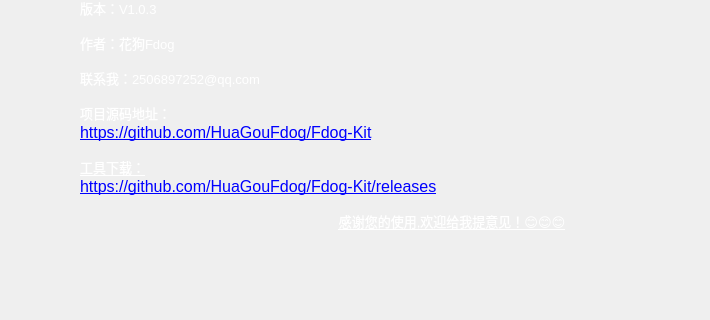
Qt form source/settingwidget.ui (HuaGouFdog/Fdog-Kit) before a commit; both pictures show x 204 to 914 and y 149 to 469 of the 1092 by 668 pixel window.
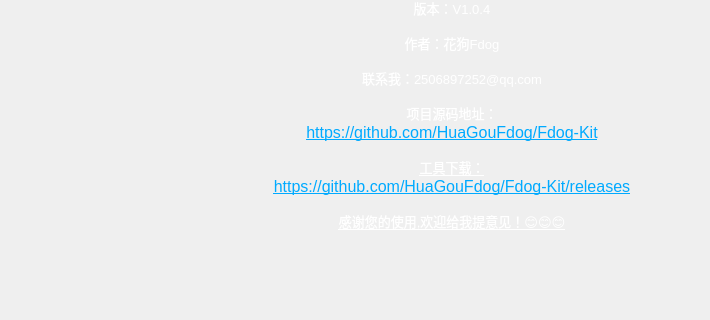
The same form after that commit. The open tabs and pages were chosen to show the change. Icons and pictures are not drawn.

Diff of the .ui file:
```diff
--- a/source/settingwidget.ui
+++ b/source/settingwidget.ui
@@ -9047,19 +9047,19 @@
 &lt;p align=&quot;center&quot; style=&quot; margin-top:0px; margin-bottom:0px; margin-left:0px; margin-right:0px; -qt-block-indent:0; text-indent:0px;&quot;&gt;&lt;span style=&quot; font-family:'OPPOSans B'; font-weight:600;&quot;&gt;关于Fdog-Kit&lt;/span&gt;&lt;/p&gt;
 &lt;p align=&quot;center&quot; style=&quot;-qt-paragraph-type:empty; margin-top:0px; margin-bottom:0px; margin-left:0px; margin-right:0px; -qt-block-indent:0; text-indent:0px; font-family:'OPPOSans B'; font-weight:600;&quot;&gt;&lt;br /&gt;&lt;/p&gt;
 &lt;p style=&quot;-qt-paragraph-type:empty; margin-top:0px; margin-bottom:0px; margin-left:0px; margin-right:0px; -qt-block-indent:0; text-indent:0px; font-family:'OPPOSans B'; font-size:10pt;&quot;&gt;&lt;br /&gt;&lt;/p&gt;
-&lt;p style=&quot; margin-top:0px; margin-bottom:0px; margin-left:0px; margin-right:0px; -qt-block-indent:0; text-indent:0px;&quot;&gt;&lt;span style=&quot; font-family:'OPPOSans B'; font-size:10pt;&quot;&gt;基于Qt5.10.0（MSVC2015，64位）构建&lt;/span&gt;&lt;/p&gt;
-&lt;p style=&quot;-qt-paragraph-type:empty; margin-top:0px; margin-bottom:0px; margin-left:0px; margin-right:0px; -qt-block-indent:0; text-indent:0px; font-family:'OPPOSans B'; font-size:10pt;&quot;&gt;&lt;br /&gt;&lt;/p&gt;
-&lt;p style=&quot; margin-top:0px; margin-bottom:0px; margin-left:0px; margin-right:0px; -qt-block-indent:0; text-indent:0px;&quot;&gt;&lt;span style=&quot; font-family:'OPPOSans B'; font-size:10pt;&quot;&gt;版本：V1.0.3&lt;/span&gt;&lt;/p&gt;
-&lt;p style=&quot;-qt-paragraph-type:empty; margin-top:0px; margin-bottom:0px; margin-left:0px; margin-right:0px; -qt-block-indent:0; text-indent:0px; font-family:'OPPOSans B'; font-size:10pt;&quot;&gt;&lt;br /&gt;&lt;/p&gt;
-&lt;p style=&quot; margin-top:0px; margin-bottom:0px; margin-left:0px; margin-right:0px; -qt-block-indent:0; text-indent:0px;&quot;&gt;&lt;span style=&quot; font-family:'OPPOSans B'; font-size:10pt;&quot;&gt;作者：花狗Fdog&lt;/span&gt;&lt;/p&gt;
-&lt;p style=&quot;-qt-paragraph-type:empty; margin-top:0px; margin-bottom:0px; margin-left:0px; margin-right:0px; -qt-block-indent:0; text-indent:0px; font-family:'OPPOSans B'; font-size:10pt;&quot;&gt;&lt;br /&gt;&lt;/p&gt;
-&lt;p style=&quot; margin-top:0px; margin-bottom:0px; margin-left:0px; margin-right:0px; -qt-block-indent:0; text-indent:0px;&quot;&gt;&lt;span style=&quot; font-family:'OPPOSans B'; font-size:10pt;&quot;&gt;联系我：2506897252@qq.com&lt;/span&gt;&lt;/p&gt;
-&lt;p style=&quot;-qt-paragraph-type:empty; margin-top:0px; margin-bottom:0px; margin-left:0px; margin-right:0px; -qt-block-indent:0; text-indent:0px; font-family:'OPPOSans B'; font-size:10pt;&quot;&gt;&lt;br /&gt;&lt;/p&gt;
-&lt;p style=&quot; margin-top:0px; margin-bottom:0px; margin-left:0px; margin-right:0px; -qt-block-indent:0; text-indent:0px;&quot;&gt;&lt;span style=&quot; font-family:'OPPOSans B'; font-size:10pt;&quot;&gt;项目源码地址：&lt;/span&gt;&lt;/p&gt;
-&lt;p style=&quot; margin-top:0px; margin-bottom:0px; margin-left:0px; margin-right:0px; -qt-block-indent:0; text-indent:0px;&quot;&gt;&lt;a href=&quot;https://github.com/HuaGouFdog/Fdog-Kit&quot;&gt;&lt;span style=&quot; text-decoration: underline; color:#0000ff;&quot;&gt;https://github.com/HuaGouFdog/Fdog-Kit&lt;/span&gt;&lt;/a&gt;&lt;/p&gt;
-&lt;p style=&quot;-qt-paragraph-type:empty; margin-top:0px; margin-bottom:0px; margin-left:0px; margin-right:0px; -qt-block-indent:0; text-indent:0px; font-family:'OPPOSans B'; font-size:10pt; text-decoration: underline; color:#2f7fff;&quot;&gt;&lt;br /&gt;&lt;/p&gt;
-&lt;p style=&quot; margin-top:0px; margin-bottom:0px; margin-left:0px; margin-right:0px; -qt-block-indent:0; text-indent:0px;&quot;&gt;&lt;a href=&quot;https://github.com/HuaGouFdog/Fdog-Kit&quot;&gt;&lt;span style=&quot; font-family:'OPPOSans B'; font-size:10pt; text-decoration: underline; color:#ffffff;&quot;&gt;工具下载：&lt;/span&gt;&lt;/a&gt;&lt;/p&gt;
-&lt;p style=&quot; margin-top:0px; margin-bottom:0px; margin-left:0px; margin-right:0px; -qt-block-indent:0; text-indent:0px;&quot;&gt;&lt;a href=&quot;https://github.com/HuaGouFdog/Fdog-Kit/releases&quot;&gt;&lt;span style=&quot; text-decoration: underline; color:#0000ff;&quot;&gt;https://github.com/HuaGouFdog/Fdog-Kit/releases&lt;/span&gt;&lt;/a&gt;&lt;/p&gt;
+&lt;p align=&quot;center&quot; style=&quot; margin-top:0px; margin-bottom:0px; margin-left:0px; margin-right:0px; -qt-block-indent:0; text-indent:0px;&quot;&gt;&lt;span style=&quot; font-family:'OPPOSans B'; font-size:10pt;&quot;&gt;基于Qt5.10.0（MSVC2015，64位）构建&lt;/span&gt;&lt;/p&gt;
+&lt;p align=&quot;center&quot; style=&quot;-qt-paragraph-type:empty; margin-top:0px; margin-bottom:0px; margin-left:0px; margin-right:0px; -qt-block-indent:0; text-indent:0px; font-family:'OPPOSans B'; font-size:10pt;&quot;&gt;&lt;br /&gt;&lt;/p&gt;
+&lt;p align=&quot;center&quot; style=&quot; margin-top:0px; margin-bottom:0px; margin-left:0px; margin-right:0px; -qt-block-indent:0; text-indent:0px;&quot;&gt;&lt;span style=&quot; font-family:'OPPOSans B'; font-size:10pt;&quot;&gt;版本：V1.0.4&lt;/span&gt;&lt;/p&gt;
+&lt;p align=&quot;center&quot; style=&quot;-qt-paragraph-type:empty; margin-top:0px; margin-bottom:0px; margin-left:0px; margin-right:0px; -qt-block-indent:0; text-indent:0px; font-family:'OPPOSans B'; font-size:10pt;&quot;&gt;&lt;br /&gt;&lt;/p&gt;
+&lt;p align=&quot;center&quot; style=&quot; margin-top:0px; margin-bottom:0px; margin-left:0px; margin-right:0px; -qt-block-indent:0; text-indent:0px;&quot;&gt;&lt;span style=&quot; font-family:'OPPOSans B'; font-size:10pt;&quot;&gt;作者：花狗Fdog&lt;/span&gt;&lt;/p&gt;
+&lt;p align=&quot;center&quot; style=&quot;-qt-paragraph-type:empty; margin-top:0px; margin-bottom:0px; margin-left:0px; margin-right:0px; -qt-block-indent:0; text-indent:0px; font-family:'OPPOSans B'; font-size:10pt;&quot;&gt;&lt;br /&gt;&lt;/p&gt;
+&lt;p align=&quot;center&quot; style=&quot; margin-top:0px; margin-bottom:0px; margin-left:0px; margin-right:0px; -qt-block-indent:0; text-indent:0px;&quot;&gt;&lt;span style=&quot; font-family:'OPPOSans B'; font-size:10pt;&quot;&gt;联系我：2506897252@qq.com&lt;/span&gt;&lt;/p&gt;
+&lt;p align=&quot;center&quot; style=&quot;-qt-paragraph-type:empty; margin-top:0px; margin-bottom:0px; margin-left:0px; margin-right:0px; -qt-block-indent:0; text-indent:0px; font-family:'OPPOSans B'; font-size:10pt;&quot;&gt;&lt;br /&gt;&lt;/p&gt;
+&lt;p align=&quot;center&quot; style=&quot; margin-top:0px; margin-bottom:0px; margin-left:0px; margin-right:0px; -qt-block-indent:0; text-indent:0px;&quot;&gt;&lt;span style=&quot; font-family:'OPPOSans B'; font-size:10pt;&quot;&gt;项目源码地址：&lt;/span&gt;&lt;/p&gt;
+&lt;p align=&quot;center&quot; style=&quot; margin-top:0px; margin-bottom:0px; margin-left:0px; margin-right:0px; -qt-block-indent:0; text-indent:0px;&quot;&gt;&lt;a href=&quot;https://github.com/HuaGouFdog/Fdog-Kit&quot;&gt;&lt;span style=&quot; text-decoration: underline; color:#00aaff;&quot;&gt;https://github.com/HuaGouFdog/Fdog-Kit&lt;/span&gt;&lt;/a&gt;&lt;/p&gt;
+&lt;p align=&quot;center&quot; style=&quot;-qt-paragraph-type:empty; margin-top:0px; margin-bottom:0px; margin-left:0px; margin-right:0px; -qt-block-indent:0; text-indent:0px; font-family:'OPPOSans B'; font-size:10pt; text-decoration: underline; color:#2f7fff;&quot;&gt;&lt;br /&gt;&lt;/p&gt;
+&lt;p align=&quot;center&quot; style=&quot; margin-top:0px; margin-bottom:0px; margin-left:0px; margin-right:0px; -qt-block-indent:0; text-indent:0px;&quot;&gt;&lt;a href=&quot;https://github.com/HuaGouFdog/Fdog-Kit&quot;&gt;&lt;span style=&quot; font-family:'OPPOSans B'; font-size:10pt; text-decoration: underline; color:#ffffff;&quot;&gt;工具下载：&lt;/span&gt;&lt;/a&gt;&lt;/p&gt;
+&lt;p align=&quot;center&quot; style=&quot; margin-top:0px; margin-bottom:0px; margin-left:0px; margin-right:0px; -qt-block-indent:0; text-indent:0px;&quot;&gt;&lt;a href=&quot;https://github.com/HuaGouFdog/Fdog-Kit/releases&quot;&gt;&lt;span style=&quot; text-decoration: underline; color:#00aaff;&quot;&gt;https://github.com/HuaGouFdog/Fdog-Kit/releases&lt;/span&gt;&lt;/a&gt;&lt;/p&gt;
 &lt;p style=&quot;-qt-paragraph-type:empty; margin-top:0px; margin-bottom:0px; margin-left:0px; margin-right:0px; -qt-block-indent:0; text-indent:0px; font-family:'OPPOSans B'; font-size:10pt; text-decoration: underline; color:#2f7fff;&quot;&gt;&lt;br /&gt;&lt;/p&gt;
 &lt;p align=&quot;center&quot; style=&quot; margin-top:0px; margin-bottom:0px; margin-left:0px; margin-right:0px; -qt-block-indent:0; text-indent:0px;&quot;&gt;&lt;a href=&quot;https://github.com/HuaGouFdog/Fdog-Kit&quot;&gt;&lt;span style=&quot; font-family:'OPPOSans B'; font-size:10pt; text-decoration: underline; color:#ffffff;&quot;&gt;感谢您的使用,欢迎给我提意见！😊😊😊&lt;/span&gt;&lt;/a&gt;&lt;/p&gt;&lt;/body&gt;&lt;/html&gt;</string>
                </property>
```
Left out of the diff: 10 changed lines with no effect on the pictures.
